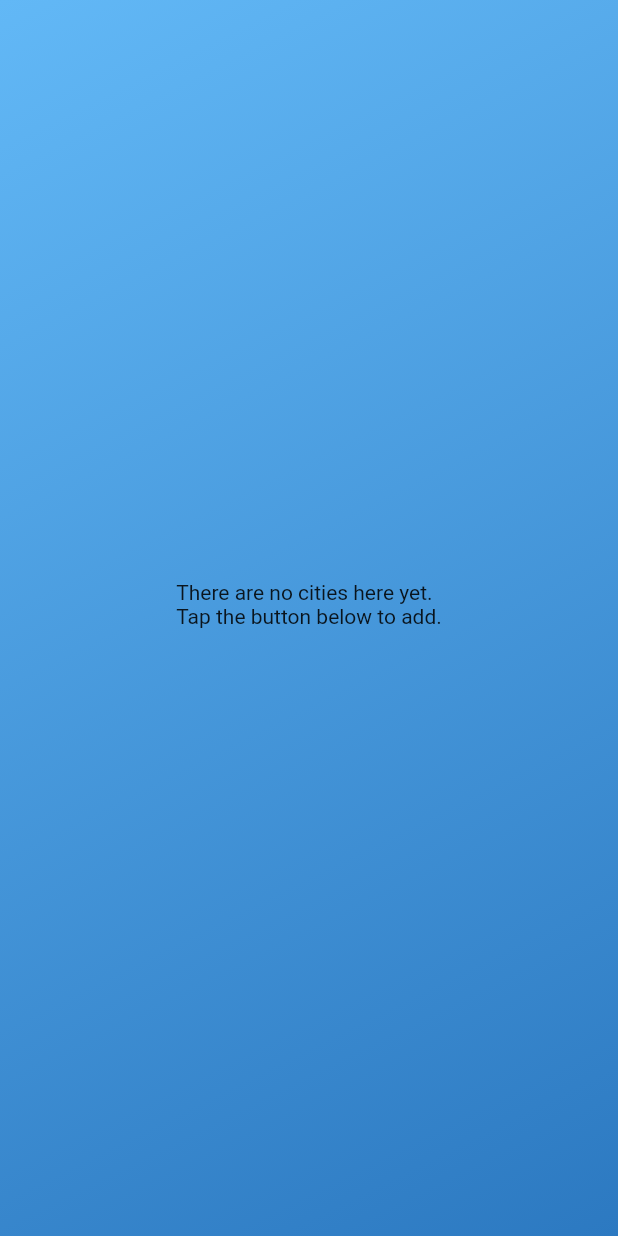
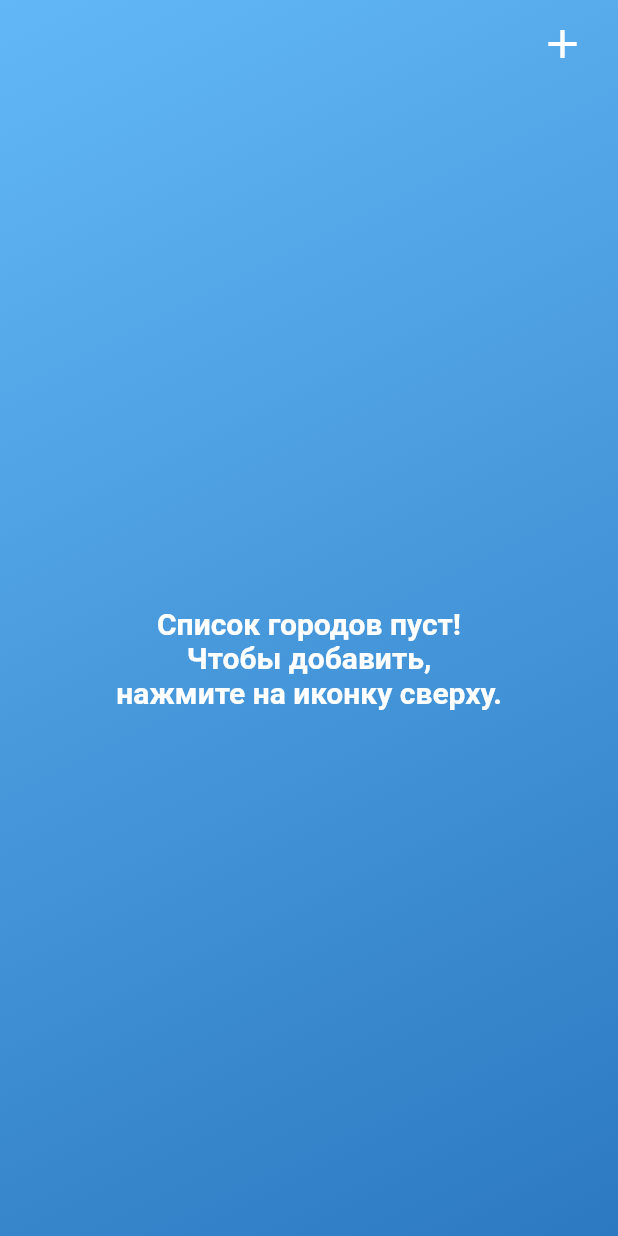
Before and after one commit to VipUser73/weather_app, a Flutter app: the ForecastPage screen opened directly, on a phone screen of 412 x 824 dp. Run offline on Flutter 3.47's test engine with Material 2 defaults, Android fonts, the phone set to English and light mode, and no system bars; our stand-ins replace shared_preferences, smooth_page_indicator; accounts and stored records are empty; Roboto replaces fonts that are missing (SFProDisplay); project files that could hold a hidden picture were left out.

```diff
--- a/lib/main.dart
+++ b/lib/main.dart
@@ -1,6 +1,6 @@
 import 'package:flutter/material.dart';
-import 'package:flutter_app/models/theme.dart';
-import 'package:flutter_app/pages/splash.dart';
+import 'models/theme.dart';
+import 'pages/splash.dart';
 
 void main() => runApp(const MyApp());
 
--- a/lib/models/theme.dart
+++ b/lib/models/theme.dart
@@ -6,11 +6,11 @@ final ThemeData themeData = ThemeData(
       fontFamily: "SFProDisplay",
       fontWeight: FontWeight.w400,
       fontSize: 12,
-      color: Colors.white,
+      color: Colors.white60,
     ),
     headline1: TextStyle(
       fontFamily: "SFProDisplay",
-      fontWeight: FontWeight.w400,
+      fontWeight: FontWeight.bold,
       fontSize: 18,
       color: Colors.white,
     ),
--- a/lib/pages/manage_location/city_list.dart
+++ b/lib/pages/manage_location/city_list.dart
@@ -1,7 +1,7 @@
 import 'dart:convert';
 import 'package:flutter/services.dart';
-import 'package:flutter_app/api/forecast_api.dart';
 import 'package:shared_preferences/shared_preferences.dart';
+import '../../api/forecast_api.dart';
 
 class CityList {
   static List<Cities> allCities = [];
--- a/lib/pages/weather_forecast/forecast_page.dart
+++ b/lib/pages/weather_forecast/forecast_page.dart
@@ -1,9 +1,10 @@
 import 'package:flutter/material.dart';
 import 'package:smooth_page_indicator/smooth_page_indicator.dart';
-import 'package:flutter_app/pages/weather_forecast/weather_7days.dart';
-import 'package:flutter_app/pages/weather_forecast/weather_hourly.dart';
 import '../../api/forecast_api.dart';
 import '../../models/weather.dart';
+import '../manage_location/locations_page.dart';
+import 'weather_7days.dart';
+import 'weather_hourly.dart';
 import 'weathet_now.dart';
 
 class ForecastPage extends StatefulWidget {
@@ -15,7 +16,7 @@ class ForecastPage extends StatefulWidget {
 }
 
 class _ForecastPageState extends State<ForecastPage> {
-  late final _controller;
+  late final dynamic _controller;
   List<ForecastApi> _citiesList = [];
   bool _isLoading = true;
   @override
@@ -28,6 +29,7 @@ class _ForecastPageState extends State<ForecastPage> {
   @override
   Widget build(BuildContext context) {
     final theme = Theme.of(context);
+    final titleTextStyle = theme.textTheme.headline1;
     return Scaffold(
       body: Container(
         decoration: const BoxDecoration(
@@ -42,37 +44,59 @@ class _ForecastPageState extends State<ForecastPage> {
         ),
         child: SafeArea(
           child: Column(
+            mainAxisAlignment: MainAxisAlignment.start,
+            crossAxisAlignment: CrossAxisAlignment.end,
             children: [
+              Padding(
+                padding: const EdgeInsets.only(top: 5, right: 5),
+                child: TextButton(
+                  onPressed: () {
+                    openLocations(context);
+                  },
+                  child: const Icon(
+                    Icons.add,
+                    size: 32,
+                    color: Colors.white,
+                  ),
+                ),
+              ),
               Expanded(
                 child: _isLoading == true
                     ? const Center(
                         child: CircularProgressIndicator(color: Colors.white))
                     : (_citiesList.isEmpty)
-                        ? const Center(
+                        ? Center(
                             child: Text(
-                                "There are no cities here yet.\nTap the button below to add."),
+                              "Список городов пуст!\nЧтобы добавить,\nнажмите на иконку сверху.",
+                              style: titleTextStyle?.copyWith(fontSize: 20),
+                              textAlign: TextAlign.center,
+                            ),
                           )
-                        : PageView.builder(
+                        : Stack(
+                            alignment: AlignmentDirectional.bottomCenter,
+                            children: [
+                                PageView.builder(
                                   physics: const BouncingScrollPhysics(),
                                   controller: _controller,
                                   itemCount: _citiesList.length,
                                   itemBuilder: (context, index) {
                                     final cityWeather = _citiesList[index];
                                     return Padding(
-                                padding: const EdgeInsets.all(10),
+                                      padding: const EdgeInsets.fromLTRB(
+                                          10, 0, 10, 10),
                                       child: Column(
                                         children: [
                                           WeatherNow(item: cityWeather),
-                                    WeatherHourly(item: cityWeather.hourly),
+                                          WeatherHourly(
+                                              item: cityWeather.hourly),
                                           Weather7days(item: cityWeather.daily),
                                         ],
                                       ),
                                     );
                                   },
                                 ),
-              ),
                                 Padding(
-                padding: const EdgeInsets.only(bottom: 10),
+                                  padding: const EdgeInsets.only(bottom: 12),
                                   child: Row(
                                     mainAxisAlignment: MainAxisAlignment.center,
                                     children: [
@@ -89,11 +113,21 @@ class _ForecastPageState extends State<ForecastPage> {
                                     ],
                                   ),
                                 ),
+                              ]),
+              ),
             ],
           ),
         ),
       ),
     );
+  }
+
+  Future openLocations(BuildContext context) async {
+    await Navigator.push(
+      context,
+      MaterialPageRoute(builder: (context) => const LocationsPage()),
+    );
+    getFavCitiesList();
   }
 
   Future getFavCitiesList() async {
```
Also changed, not shown: lib/models/geolocation.dart (deleted, +0 -18 lines), lib/pages/manage_location/city_vh.dart (+31 -27 lines), lib/pages/manage_location/locations_page.dart (+4 -18 lines), lib/pages/splash.dart (+4 -7 lines), lib/pages/weather_forecast/weather_7days.dart (+7 -9 lines), lib/pages/weather_forecast/weather_hourly.dart (+10 -7 lines), lib/pages/weather_forecast/weathet_now.dart (+22 -35 lines), 1 other file. Lines whose indentation alone changed are shown as unchanged.
